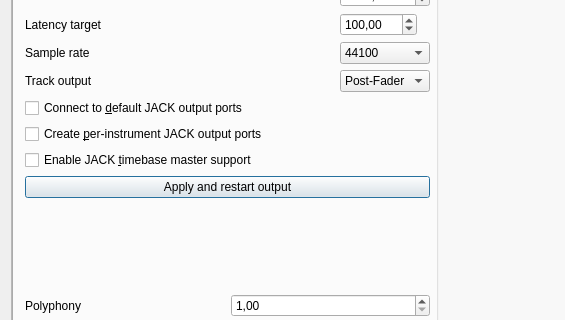
The window that src/gui/src/PreferencesDialog/PreferencesDialog_UI.ui (hydrogen-music/hydrogen) describes before a commit, drawn with Qt 5; both pictures show x 0 to 565 and y 149 to 469 of the 709 by 660 pixel window.
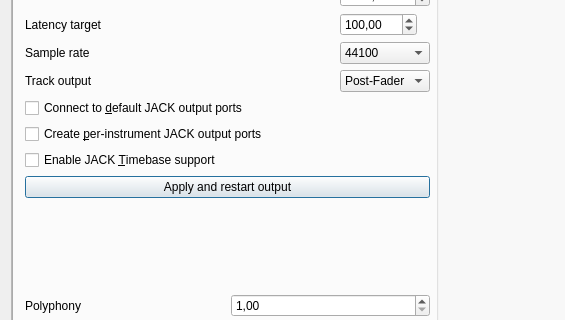
The same window after the commit. The open tabs and pages were chosen to show the change. Custom widgets are drawn as their Qt base class.

Commit message: rename JACK Timebase states

The edit to the form file:
```diff
--- a/src/gui/src/PreferencesDialog/PreferencesDialog_UI.ui
+++ b/src/gui/src/PreferencesDialog/PreferencesDialog_UI.ui
@@ -466,7 +466,7 @@
                <item>
                 <widget class="QCheckBox" name="enableTimebaseCheckBox">
                  <property name="text">
-                  <string>Enable JACK &amp;timebase master support</string>
+                  <string>Enable JACK &amp;Timebase support</string>
                  </property>
                 </widget>
                </item>
```
The commit also changes 43 other files.
